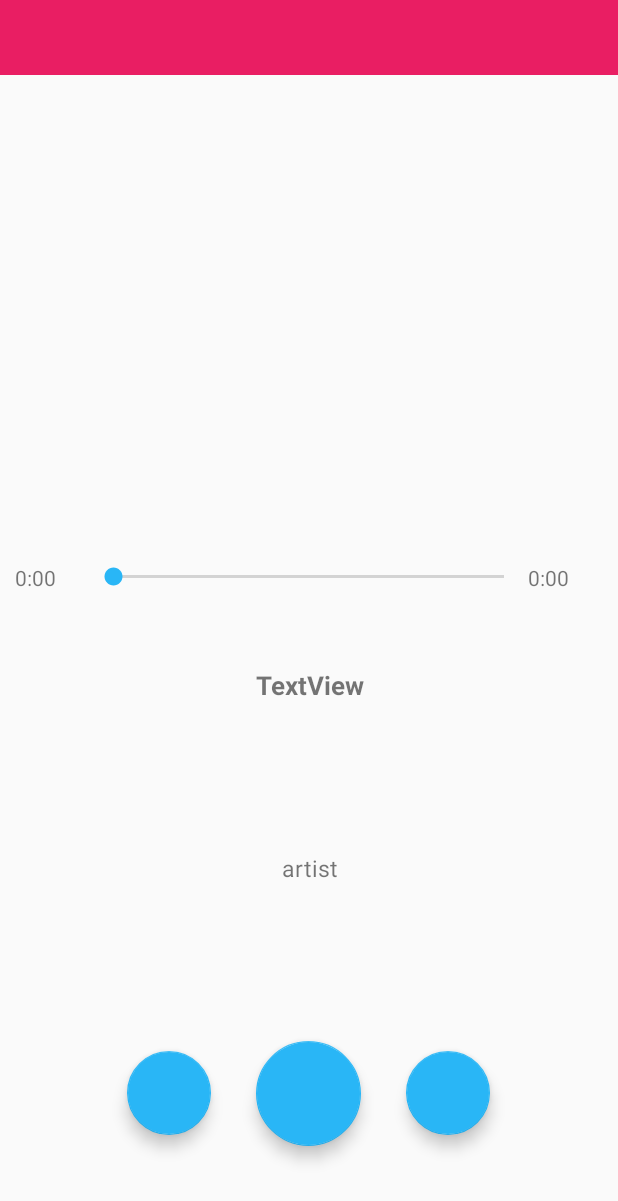
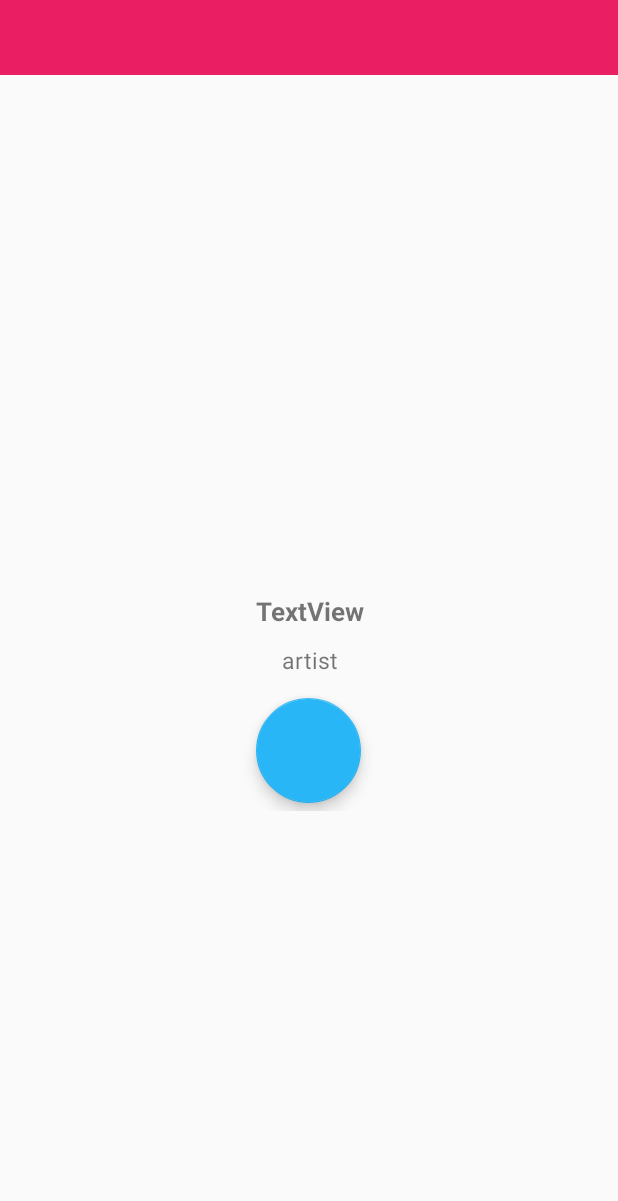
Before and after one commit to sshun04/MusicPro, an Android app: the layout activity_track_detail.xml on its own in the app's theme, with its tools: preview values and no code run, on a phone screen of 412 x 824 dp. Shown: the top 1201 px of the screen. Run offline under Robolectric (Android 15) with nearby library versions, the phone set to English and light mode, and no system bars.

Commit message:
空のアイテムとアーティストメニューを非表示にした

```diff
--- a/app/src/main/java/com/shojishunsuke/musicpro/actvity/MainActivity.java
+++ b/app/src/main/java/com/shojishunsuke/musicpro/actvity/MainActivity.java
@@ -41,7 +41,6 @@ public class MainActivity extends AppCompatActivity {
         playButton = (FloatingActionButton) findViewById(R.id.mainPlay);
 
         tabLayout.addTab(tabLayout.newTab().setText("Tracks"));
-        tabLayout.addTab(tabLayout.newTab().setText("Artist"));
         tabLayout.addTab(tabLayout.newTab().setText("Album"));
         tabLayout.setTabGravity(TabLayout.GRAVITY_FILL);
 
--- a/app/src/main/java/com/shojishunsuke/musicpro/adapter/PagerAdapter.java
+++ b/app/src/main/java/com/shojishunsuke/musicpro/adapter/PagerAdapter.java
@@ -25,8 +25,6 @@ public class PagerAdapter extends FragmentPagerAdapter {
             case 0:
                 return TrackTabFragment.newInstance();
             case 1:
-                return ArtistTabFragment.newInstance();
-            case 2:
                 return AlbumTabFragment.newInstance();
             default:
                 return null;
@@ -44,8 +42,6 @@ public class PagerAdapter extends FragmentPagerAdapter {
             case 0:
                 return "TRACK";
             case 1:
-                return "ARTIST";
-            case 2:
                 return "ALBUM";
             default:
                 return null;
--- a/app/src/main/res/layout/activity_track_detail.xml
+++ b/app/src/main/res/layout/activity_track_detail.xml
@@ -20,12 +20,7 @@
 
     <FrameLayout
         android:layout_width="match_parent"
-        android:layout_height="match_parent">
-
-        <LinearLayout
-            android:layout_width="match_parent"
-            android:layout_height="match_parent"
-            android:orientation="vertical">
+        android:layout_height="330dp">
 
 
         <ImageView
@@ -33,6 +28,9 @@
             android:layout_width="match_parent"
             android:layout_height="315dp"
             android:scaleType="centerCrop"></ImageView>
+
+    </FrameLayout>
+
 
     <LinearLayout
         android:layout_width="match_parent"
@@ -43,7 +41,8 @@
         <LinearLayout
             android:layout_width="match_parent"
             android:layout_height="wrap_content"
-                    android:orientation="horizontal">
+            android:orientation="horizontal"
+            android:visibility="gone">
 
             <TextView
                 android:id="@+id/textView_position"
@@ -56,7 +55,8 @@
                 android:id="@+id/seekBar"
                 android:layout_width="270dp"
                 android:layout_height="wrap_content"
-                        android:layout_weight="1" />
+                android:layout_weight="1"
+                />
 
             <TextView
                 android:id="@+id/textView_duration"
@@ -71,7 +71,6 @@
             android:layout_width="match_parent"
             android:layout_height="wrap_content"
             android:layout_marginTop="5dp"
-                    android:layout_weight="1"
             android:gravity="center"
             android:text="TextView"
             android:textSize="17sp"
@@ -82,7 +81,6 @@
             android:layout_width="match_parent"
             android:layout_height="wrap_content"
             android:layout_marginTop="10dp"
-                    android:layout_weight="1"
             android:gravity="center"
             android:text="artist"
             android:textSize="15dp" />
@@ -91,14 +89,14 @@
             android:layout_width="match_parent"
             android:layout_height="80dp"
             android:layout_marginTop="10dp"
-                    android:layout_weight="1"
             android:gravity="center"
             android:orientation="horizontal">
 
             <android.support.design.widget.FloatingActionButton
                 android:id="@+id/button_prev"
                 android:layout_width="wrap_content"
-                        android:layout_height="wrap_content" />
+                android:layout_height="wrap_content"
+                android:visibility="invisible"/>
 
             <android.support.design.widget.FloatingActionButton
                 android:id="@+id/button_play"
@@ -111,7 +109,8 @@
             <android.support.design.widget.FloatingActionButton
                 android:id="@+id/button_next"
                 android:layout_width="wrap_content"
-                        android:layout_height="wrap_content" />
+                android:layout_height="wrap_content"
+                android:visibility="invisible"/>
 
         </LinearLayout>
 
@@ -119,8 +118,3 @@
 
 
 </LinearLayout>
-
-    </FrameLayout>
-
-
-</LinearLayout>
```
Lines whose indentation alone changed are shown as unchanged.
